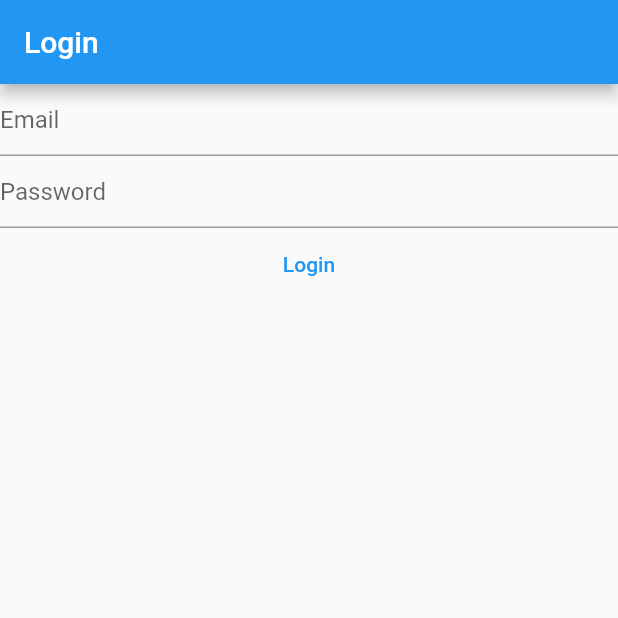
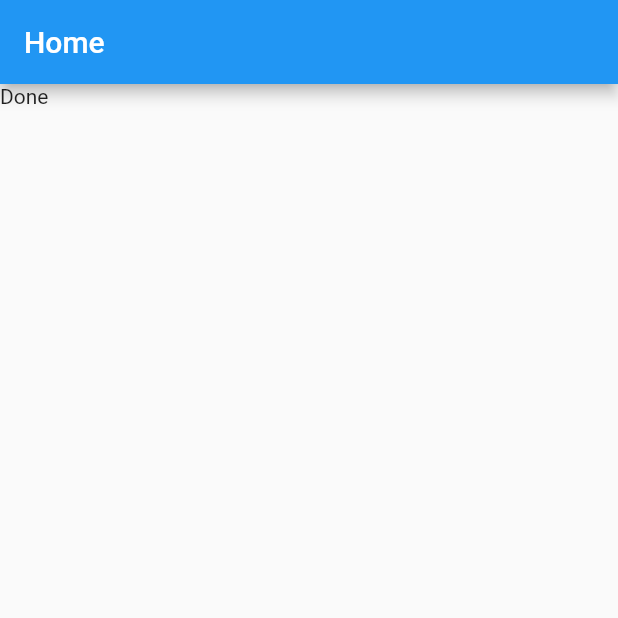
Before and after one commit to areej1012/mynotes_flutter, a Flutter app: the screen it shows after launch, on a phone screen of 412 x 824 dp, the top half of it. Run offline on Flutter 3.47's test engine with Material 2 defaults, Android fonts, the phone set to English and light mode, and no system bars; our stand-ins replace firebase_auth, firebase_core; accounts and stored records are empty.

Commit message:
Create homepage

```diff
--- a/lib/main.dart
+++ b/lib/main.dart
@@ -1,8 +1,10 @@
+
 import 'package:firebase_auth/firebase_auth.dart';
 import 'package:firebase_core/firebase_core.dart';
 import 'package:flutter/material.dart';
-import 'package:mynotes/LoginView/loginView.dart';
+import 'package:mynotes/View/loginView.dart';
 import 'package:mynotes/firebase_options.dart';
+
 
 void main() {
   WidgetsFlutterBinding.ensureInitialized();
@@ -20,43 +22,24 @@ class MyApp extends StatelessWidget {
       theme: ThemeData(
         primarySwatch: Colors.blue,
       ),
-      home: const LoginView(),
+      home: const HomePage(),
     );
   }
 }
 
-class RegisterView extends StatefulWidget {
-  const RegisterView({Key? key}) : super(key: key);
+class HomePage extends StatefulWidget {
+  const HomePage({Key? key}) : super(key: key);
 
   @override
-  State<RegisterView> createState() => _RegisterViewState();
+  State<HomePage> createState() => _HomePageState();
 }
 
-class _RegisterViewState extends State<RegisterView> {
-  late final TextEditingController _email;
-  late final TextEditingController _password;
-
-  @override
-  void initState() {
-    // TODO: implement initState
-    _email = TextEditingController();
-    _password = TextEditingController();
-    super.initState();
-  }
-
-  @override
-  void dispose() {
-    // TODO: implement dispose
-    _email.dispose();
-    _password.dispose();
-    super.dispose();
-  }
-
+class _HomePageState extends State<HomePage> {
   @override
   Widget build(BuildContext context) {
     return Scaffold(
       appBar: AppBar(
-        title: const Text("Register"),
+        title: const Text("Home"),
       ),
       body: FutureBuilder(
         future: Firebase.initializeApp(
@@ -65,49 +48,12 @@ class _RegisterViewState extends State<RegisterView> {
         builder: (context, snapshot) {
           switch (snapshot.connectionState) {
             case ConnectionState.done:
-              return Column(
-                children: [
-                  TextField(
-                    controller: _email,
-                    enableSuggestions: false,
-                    autocorrect: false,
-                    keyboardType: TextInputType.emailAddress,
-                    decoration: const InputDecoration(hintText: "Email"),
-                  ),
-                  TextField(
-                    controller: _password,
-                    obscureText: true,
-                    enableSuggestions: false,
-                    autocorrect: false,
-                    decoration: const InputDecoration(hintText: "Password"),
-                  ),
-                  TextButton(
-                    onPressed: () async {
-                      final email = _email.text;
-                      final password = _password.text;
-                      try {
-                        final user = await FirebaseAuth.instance
-                            .createUserWithEmailAndPassword(
-                                email: email, password: password);
-                        print(user);
-
-                        //for weak password
-                      } on FirebaseAuthException catch (e) {
-                        if (e.code == "weak-password")
-                          print("weak password");
-                        else if (e.code=='email-already-in-use')
-                          print("the user already in use");
-                        else if (e.code=='invalid-email')
-                          print("invalid email");
-                        else
-
-                          print(e);
-                      }
-                    },
-                    child: const Text("Register"),
-                  ),
-                ],
-              );
+              final user = FirebaseAuth.instance.currentUser;
+              if (user?.emailVerified ?? false)
+                print("Done Veriv");
+              else
+                print("No Veriv");
+              return const Text("Done");
             default:
               return const Text("Loading...");
           }
```
Also changed, not shown: lib/View/RegisterView.dart (added, +95 -0 lines), lib/View/loginView.dart (renamed from lib/LoginView/loginView.dart).
